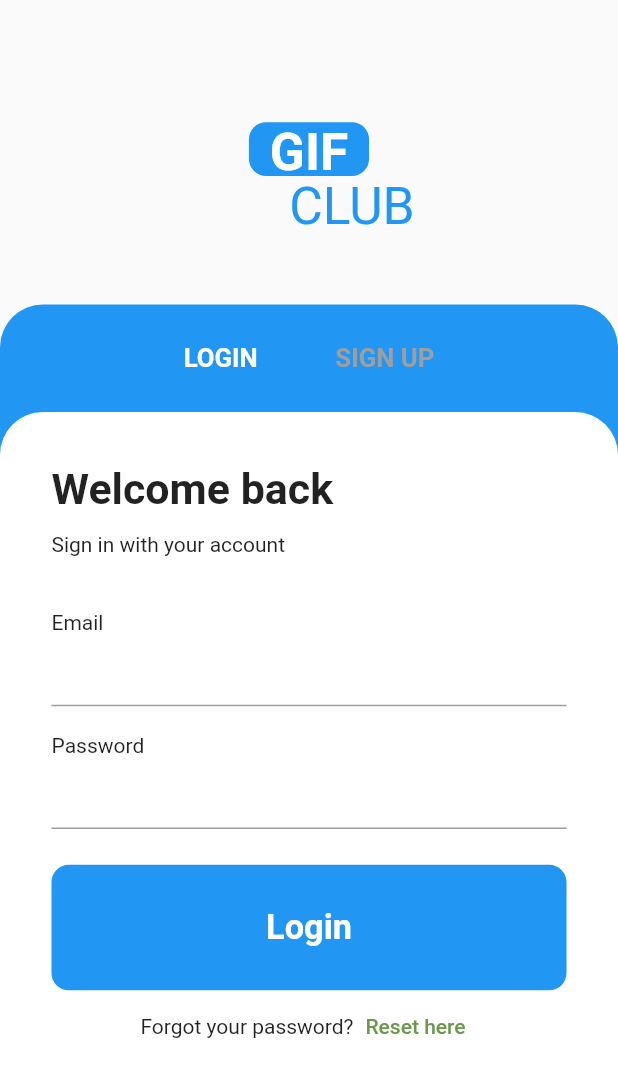
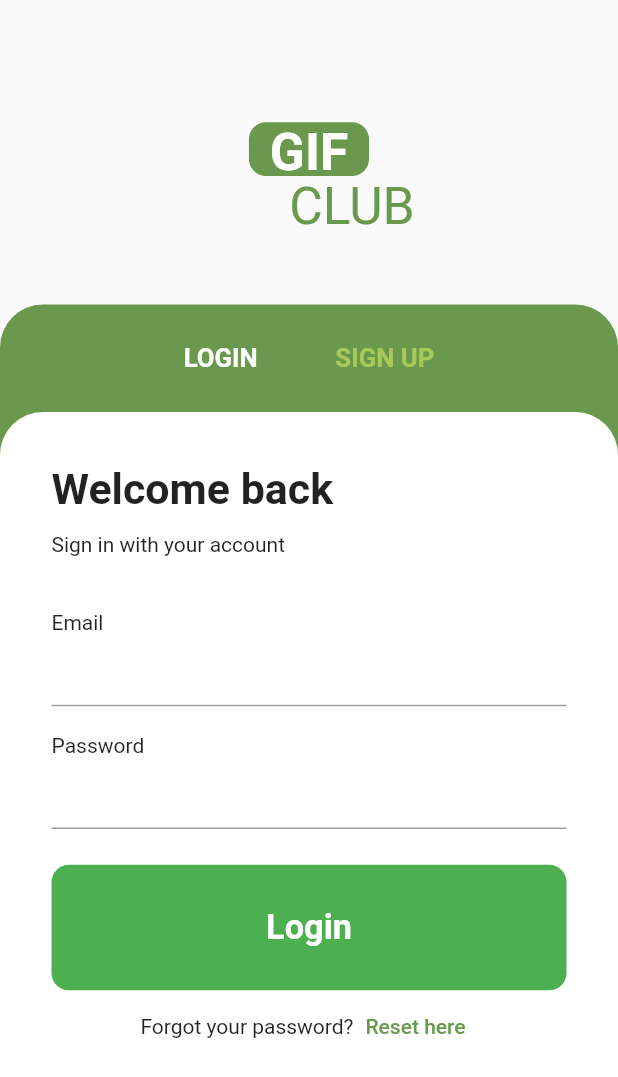
Before and after one commit to yusufmsabeh/gif_app, a Flutter app: the screen it shows after launch, on a phone screen of 412 x 824 dp. Shown: the top 1077 px of the screen. Run offline on Flutter 3.47's test engine with Material 2 defaults, Android fonts, the phone set to English and light mode, and no system bars; our stand-ins replace cloud_firestore, dio, file_picker, firebase_auth, firebase_core, firebase_storage and 3 more; missing offline and left inert: flutter_share; accounts and stored records are empty.

Commit message:
change the color of the app:

```diff
--- a/lib/Forms/SignInForm.dart
+++ b/lib/Forms/SignInForm.dart
@@ -65,7 +65,7 @@ class SignInForm extends StatelessWidget {
                         width: 314.w,
                         height: 70.h,
                         decoration: BoxDecoration(
-                            color: Colors.blue,
+                            color: Colors.green,
                             borderRadius: BorderRadius.circular(10.r)),
                         child: Align(
                             alignment: Alignment.center,
--- a/lib/Forms/SignUpForm.dart
+++ b/lib/Forms/SignUpForm.dart
@@ -73,7 +73,7 @@ class SignUpForm extends StatelessWidget {
                         width: 314.w,
                         height: 70.h,
                         decoration: BoxDecoration(
-                            color: Colors.blue,
+                            color: Colors.green,
                             borderRadius: BorderRadius.circular(10.r)),
                         child: Align(
                             alignment: Alignment.center,
--- a/lib/Screens/ResetPasswordDialog.dart
+++ b/lib/Screens/ResetPasswordDialog.dart
@@ -15,7 +15,7 @@ class ResetPasswordDialog extends StatelessWidget {
         return SizedBox(
           child: Dialog(
             insetPadding: EdgeInsets.symmetric(horizontal: 15.w),
-            backgroundColor: Colors.blue,
+            backgroundColor: Color(0xFF6A994E),
             shape: RoundedRectangleBorder(
                 borderRadius: BorderRadius.circular(10.r)),
             child: Container(
--- a/lib/Screens/SignupSigninScreen.dart
+++ b/lib/Screens/SignupSigninScreen.dart
@@ -28,7 +28,7 @@ class SignupSigninScreen extends StatelessWidget {
                             height: 30.h,
                             margin: EdgeInsets.only(top: 30.h),
                             decoration: BoxDecoration(
-                                color: Colors.blue,
+                                color: Color(0xFF6A994E),
                                 borderRadius: BorderRadius.circular(10.r)),
                             child: Text(
                               "GIF",
@@ -44,7 +44,7 @@ class SignupSigninScreen extends StatelessWidget {
                             child: Text(
                               "CLUB",
                               style: TextStyle(
-                                  color: Colors.blue, fontSize: 30.sp),
+                                  color: Color(0xFF6A994E), fontSize: 30.sp),
                             ),
                           )
                         ]),
@@ -53,7 +53,7 @@ class SignupSigninScreen extends StatelessWidget {
                 Expanded(
                     child: Container(
                   decoration: BoxDecoration(
-                      color: Colors.blue,
+                      color: Color(0xFF6A994E),
                       borderRadius: BorderRadius.only(
                           topLeft: Radius.circular(25.r),
                           topRight: Radius.circular(25.r))),
@@ -75,7 +75,7 @@ class SignupSigninScreen extends StatelessWidget {
                                     style: TextStyle(
                                         color: UIprovder.SignInUpIndex == 0
                                             ? Colors.white
-                                            : Colors.grey,
+                                            : Color(0xFFA7C957),
                                         fontWeight: FontWeight.bold,
                                         fontSize: 15.sp),
                                   ),
@@ -90,7 +90,7 @@ class SignupSigninScreen extends StatelessWidget {
                                     style: TextStyle(
                                         color: UIprovder.SignInUpIndex == 1
                                             ? Colors.white
-                                            : Colors.grey,
+                                            : Color(0xFFA7C957),
                                         fontWeight: FontWeight.bold,
                                         fontSize: 15.sp),
                                   ),
--- a/pubspec.yaml
+++ b/pubspec.yaml
@@ -81,6 +81,7 @@ flutter:
     - assets/unselectedstickers.png
     - assets/signout.png
     - assets/label.png
+    - assets/fileupload.png
     - assets/gif.png
 
 
```
Also changed, not shown: lib/Screens/DrawerScreen.dart (+9 -9 lines), lib/Screens/GifScreen.dart (+6 -5 lines), lib/Screens/Homepage.dart (+8 -6 lines), lib/Screens/UploadFile.dart (+5 -4 lines), assets/fileupload.png (added).
